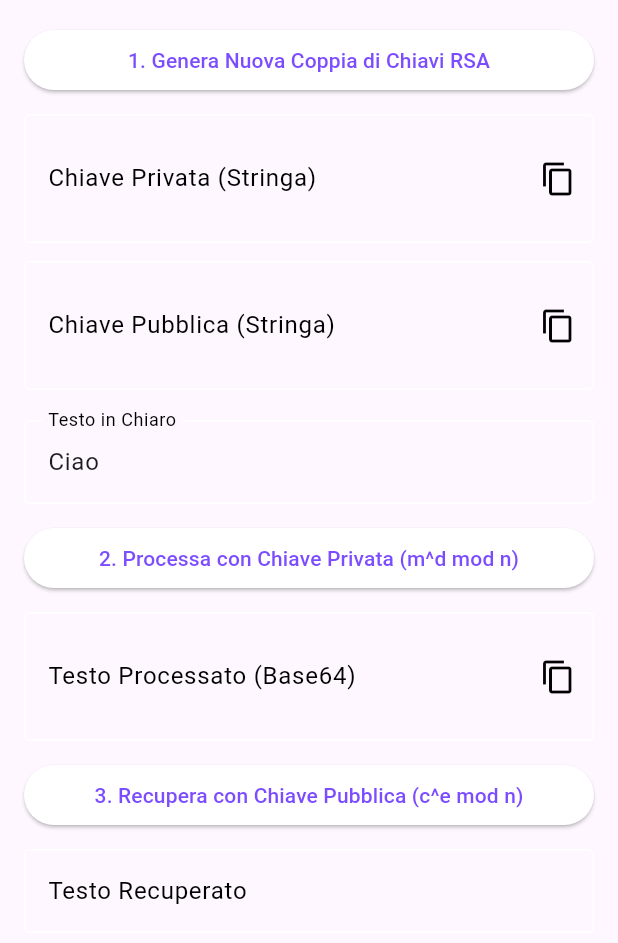
After one commit to SerpenTaki/key_wallet_app, a Flutter app: the RsaTestPage screen opened directly, on a phone screen of 412 x 824 dp. The commit adds this screen. Shown: the top 943 px of the screen. Run offline on Flutter 3.47's test engine with Material 3 defaults, Android fonts, the phone set to English and light mode, and no system bars; our stand-ins replace cloud_firestore, firebase_auth, firebase_core, flutter_secure_storage; missing offline and left inert: pointycastle; accounts and stored records are empty; generated files the repository leaves out were written again.

Commit message:
Problemi pointycastle su Dart
Valutare di fare qualcosa in java, mi sono ufficialmente bloccato

```diff
--- a/lib/providers/wallet_provider.dart
+++ b/lib/providers/wallet_provider.dart
@@ -4,8 +4,6 @@ import 'package:flutter/cupertino.dart';
 import 'package:key_wallet_app/models/wallet.dart';
 import 'package:cloud_firestore/cloud_firestore.dart';
 import 'package:key_wallet_app/services/secure_storage.dart';
-// SecureStorage non è più usato direttamente in questo provider per l'eliminazione
-// import 'package:key_wallet_app/services/secure_storage.dart';
 
 class WalletProvider with ChangeNotifier {
   final List<Wallet> _wallets = [];
--- /dev/null
+++ b/lib/screens/rsa_test_page.dart
@@ -0,0 +1,262 @@
+import 'dart:convert'; // Per base64Encode e base64Decode
+import 'dart:typed_data';
+import 'package:flutter/material.dart';
+import 'package:flutter/services.dart'; // Per Clipboard
+import 'package:key_wallet_app/services/cryptography_gen.dart';
+import 'package:pointycastle/asymmetric/api.dart' as pointy;
+
+class RsaTestPage extends StatefulWidget {
+  final String? initialPublicKeyString;
+  final String? initialPrivateKeyString;
+
+  const RsaTestPage({
+    super.key,
+    this.initialPublicKeyString,
+    this.initialPrivateKeyString,
+  });
+
+  @override
+  State<RsaTestPage> createState() => _RsaTestPageState();
+}
+
+class _RsaTestPageState extends State<RsaTestPage> {
+  final _privateKeyController = TextEditingController();
+  final _publicKeyController = TextEditingController();
+  final _plainTextController = TextEditingController(text: "Ciao");
+  final _processedTextController = TextEditingController();
+  final _recoveredTextController = TextEditingController();
+
+  pointy.RSAPrivateKey? _currentPrivateKey;
+  pointy.RSAPublicKey? _currentPublicKey;
+  Uint8List? _currentProcessedData;
+
+  @override
+  void initState() {
+    super.initState();
+    if (widget.initialPublicKeyString != null) {
+      _publicKeyController.text = widget.initialPublicKeyString!;
+      // Tentativo di parsare la chiave pubblica iniziale
+      _currentPublicKey = publicKeyFromString(widget.initialPublicKeyString!);
+      if (_currentPublicKey == null) {
+        // Opzionale: notifica all'utente se la chiave iniziale non è valida
+        // Non uso ScaffoldMessenger qui perché initState potrebbe essere troppo presto
+        print("Avviso: Chiave pubblica iniziale fornita non valida.");
+      }
+    }
+    if (widget.initialPrivateKeyString != null) {
+      _privateKeyController.text = widget.initialPrivateKeyString!;
+      // Tentativo di parsare la chiave privata iniziale
+      _currentPrivateKey = privateKeyFromString(widget.initialPrivateKeyString!);
+      if (_currentPrivateKey == null) {
+        print("Avviso: Chiave privata iniziale fornita non valida.");
+      }
+    }
+  }
+
+  void _generateKeys() {
+    final secureRandom = getSecureRandom();
+    final keyPair = generateRSAkeyPair(secureRandom);
+
+    _currentPrivateKey = keyPair.privateKey as pointy.RSAPrivateKey;
+    _currentPublicKey = keyPair.publicKey as pointy.RSAPublicKey;
+
+    _privateKeyController.text = privateKeyToString(_currentPrivateKey!);
+    _publicKeyController.text = publicKeyToString(_currentPublicKey!);
+
+    _processedTextController.clear();
+    _recoveredTextController.clear();
+    _currentProcessedData = null;
+    ScaffoldMessenger.of(context).showSnackBar(
+      const SnackBar(content: Text('Nuova coppia di chiavi RSA generata!')),
+    );
+  }
+
+  Future<void> _processWithPrivateKey() async {
+    // Se _currentPrivateKey non è impostato, prova a usare il testo del controller
+    if (_currentPrivateKey == null && _privateKeyController.text.isNotEmpty) {
+      _currentPrivateKey = privateKeyFromString(_privateKeyController.text);
+      if (_currentPrivateKey == null) {
+        ScaffoldMessenger.of(context).showSnackBar(
+          const SnackBar(content: Text('Chiave privata non valida nel campo di testo.')),
+        );
+        return;
+      }
+    }
+    if (_currentPrivateKey == null) {
+      ScaffoldMessenger.of(context).showSnackBar(
+        const SnackBar(content: Text('Nessuna chiave privata valida disponibile. Genera o incolla una chiave.')),
+      );
+      return;
+    }
+    if (_plainTextController.text.isEmpty) {
+      ScaffoldMessenger.of(context).showSnackBar(
+        const SnackBar(content: Text('Inserisci del testo da processare.')),
+      );
+      return;
+    }
+
+    setState(() {
+      _processedTextController.clear();
+      _recoveredTextController.clear();
+      _currentProcessedData = null;
+    });
+
+    final processedData = await rsaProcessWithPrivateKey(
+        _plainTextController.text, _currentPrivateKey!);
+
+    if (processedData != null) {
+      _currentProcessedData = processedData;
+      _processedTextController.text = base64Encode(processedData);
+      ScaffoldMessenger.of(context).showSnackBar(
+        const SnackBar(content: Text('Testo processato con chiave privata!')),
+      );
+    } else {
+      ScaffoldMessenger.of(context).showSnackBar(
+        const SnackBar(content: Text('Errore durante il processamento con chiave privata.')),
+      );
+    }
+  }
+
+  Future<void> _processWithPublicKey() async {
+    if (_currentPublicKey == null && _publicKeyController.text.isNotEmpty) {
+      _currentPublicKey = publicKeyFromString(_publicKeyController.text);
+       if (_currentPublicKey == null) {
+        ScaffoldMessenger.of(context).showSnackBar(
+          const SnackBar(content: Text('Chiave pubblica non valida nel campo di testo.')),
+        );
+        return;
+      }
+    }
+     if (_currentPublicKey == null) {
+      ScaffoldMessenger.of(context).showSnackBar(
+        const SnackBar(content: Text('Nessuna chiave pubblica valida disponibile. Genera o incolla una chiave.')),
+      );
+      return;
+    }
+    if (_currentProcessedData == null && _processedTextController.text.isNotEmpty) {
+        try {
+            _currentProcessedData = base64Decode(_processedTextController.text);
+        } catch (e) {
+             ScaffoldMessenger.of(context).showSnackBar(
+                const SnackBar(content: Text('Testo processato (Base64) non valido.')),
+            );
+            return;
+        }
+    }
+    if (_currentProcessedData == null) {
+      ScaffoldMessenger.of(context).showSnackBar(
+        const SnackBar(content: Text('Nessun dato processato da recuperare. Processa prima con chiave privata.')),
+      );
+      return;
+    }
+
+    final recoveredText = await rsaProcessWithPublicKey(
+        _currentProcessedData!, _currentPublicKey!);
+
+    if (recoveredText != null) {
+      _recoveredTextController.text = recoveredText;
+      ScaffoldMessenger.of(context).showSnackBar(
+        const SnackBar(content: Text('Testo recuperato con chiave pubblica!')),
+      );
+    } else {
+      ScaffoldMessenger.of(context).showSnackBar(
+        const SnackBar(content: Text('Errore durante il recupero con chiave pubblica.')),
+      );
+    }
+  }
+
+  Widget _buildKeyTextField(TextEditingController controller, String label, String hint) {
+    return TextField(
+      controller: controller,
+      decoration: InputDecoration(
+        labelText: label,
+        hintText: hint,
+        border: const OutlineInputBorder(),
+        suffixIcon: IconButton(
+          icon: const Icon(Icons.copy),
+          onPressed: () {
+            if (controller.text.isNotEmpty) {
+              Clipboard.setData(ClipboardData(text: controller.text));
+              ScaffoldMessenger.of(context).showSnackBar(
+                SnackBar(content: Text('$label copiata negli appunti!')),
+              );
+            }
+          },
+        ),
+      ),
+      maxLines: 3,
+      style: const TextStyle(fontSize: 12),
+    );
+  }
+
+  @override
+  Widget build(BuildContext context) {
+    return Scaffold(
+      body: SingleChildScrollView(
+        padding: const EdgeInsets.all(16.0),
+        child: Column(
+          crossAxisAlignment: CrossAxisAlignment.stretch,
+          children: <Widget>[
+            ElevatedButton(
+              onPressed: _generateKeys,
+              child: const Text('1. Genera Nuova Coppia di Chiavi RSA'),
+            ),
+            const SizedBox(height: 12),
+            _buildKeyTextField(_privateKeyController, 'Chiave Privata (Stringa)', 'Genera o incolla la chiave privata'),
+            const SizedBox(height: 12),
+            _buildKeyTextField(_publicKeyController, 'Chiave Pubblica (Stringa)', 'Genera o incolla la chiave pubblica'),
+            const SizedBox(height: 20),
+            TextField(
+              controller: _plainTextController,
+              decoration: const InputDecoration(
+                labelText: 'Testo in Chiaro',
+                border: OutlineInputBorder(),
+              ),
+            ),
+            const SizedBox(height: 12),
+            ElevatedButton(
+              onPressed: _processWithPrivateKey,
+              child: const Text('2. Processa con Chiave Privata (m^d mod n)'),
+            ),
+            const SizedBox(height: 12),
+            TextField(
+              controller: _processedTextController,
+              decoration: InputDecoration(
+                labelText: 'Testo Processato (Base64)',
+                border: const OutlineInputBorder(),
+                 suffixIcon: IconButton(
+                  icon: const Icon(Icons.copy),
+                  onPressed: () {
+                    if (_processedTextController.text.isNotEmpty) {
+                      Clipboard.setData(ClipboardData(text: _processedTextController.text));
+                      ScaffoldMessenger.of(context).showSnackBar(
+                        const SnackBar(content: Text('Testo processato copiato!')),
+                      );
+                    }
+                  },
+                ),
+              ),
+              readOnly: true,
+              maxLines: 3,
+              style: const TextStyle(fontSize: 12),
+            ),
+            const SizedBox(height: 12),
+            ElevatedButton(
+              onPressed: _processWithPublicKey,
+              child: const Text('3. Recupera con Chiave Pubblica (c^e mod n)'),
+            ),
+            const SizedBox(height: 12),
+            TextField(
+              controller: _recoveredTextController,
+              decoration: const InputDecoration(
+                labelText: 'Testo Recuperato',
+                border: OutlineInputBorder(),
+              ),
+              readOnly: true,
+            ),
+          ],
+        ),
+      ),
+    );
+  }
+}
```
Also changed, not shown: lib/screens/wallet_page.dart (+19 -20 lines), lib/services/cryptography_gen.dart (+189 -13 lines).
